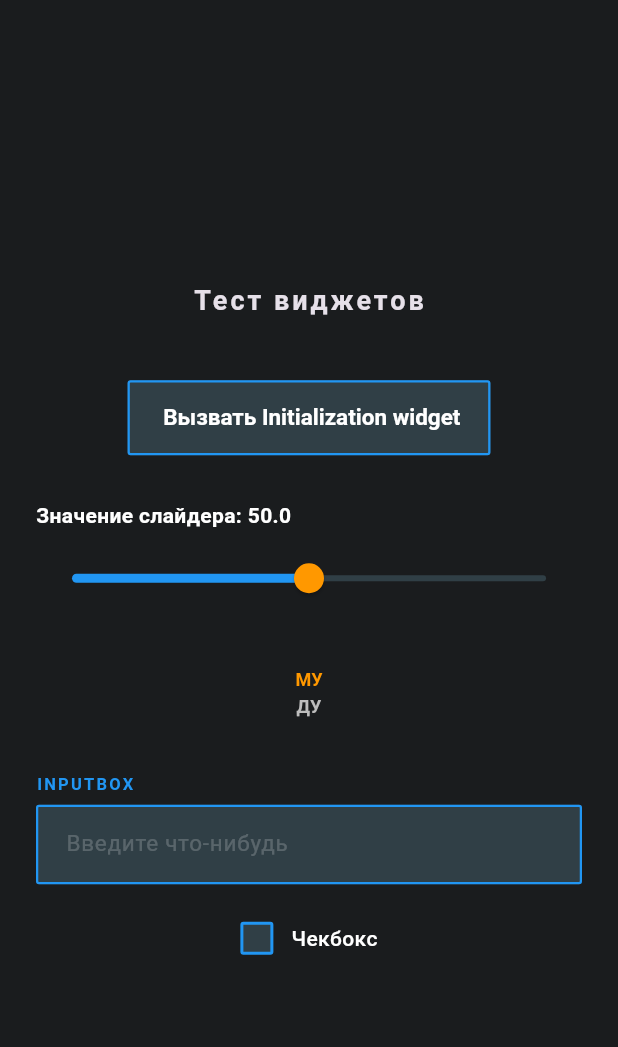
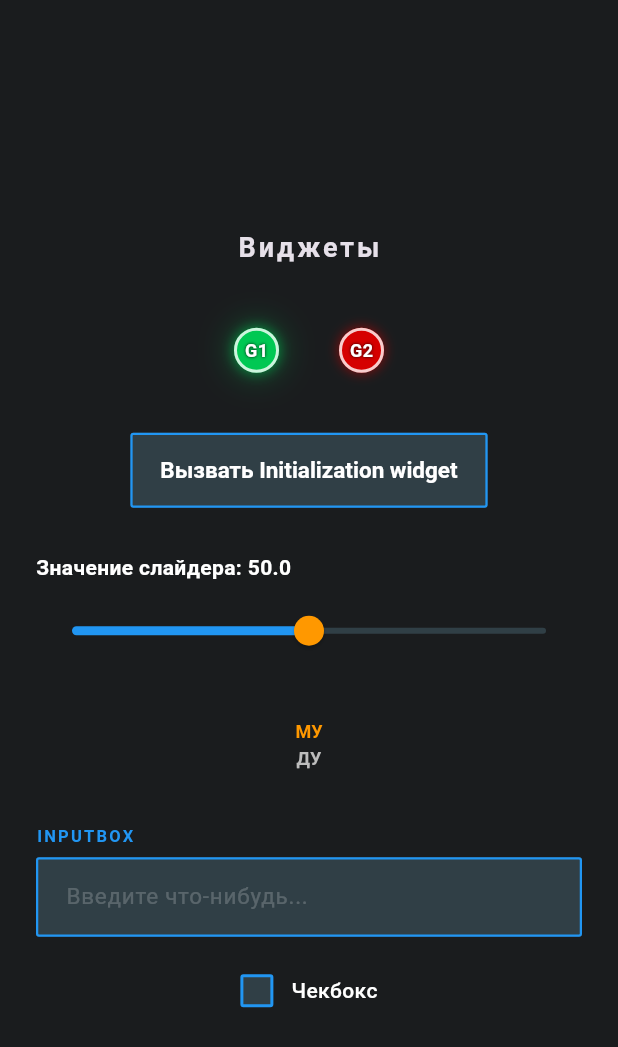
Before and after one commit to Gendalf4ever/widgets, a Flutter app: the screen it shows after launch, on a phone screen of 412 x 824 dp. Shown: the top 1047 px of the screen. Run offline on Flutter 3.47's test engine with Material 3 defaults, Android fonts, the phone set to English and light mode, and no system bars.

Commit message:
lamp class and some minor changes in putton (new tooltip color)

```diff
--- a/lib/main.dart
+++ b/lib/main.dart
@@ -1,3 +1,5 @@
+// ignore_for_file: avoid_print
+
 import 'package:flutter/material.dart';
 import 'package:widgets/ses_ui/ses_ui.dart';
 
@@ -29,6 +31,8 @@ class _ControlPanelState extends State<ControlPanel> {
   double _val = 50.0;
   bool _isBusy = false;
   bool _autoReset = false;
+  bool _g1Enabled = true;
+  bool _g2Enabled = false;
 
   @override
   Widget build(BuildContext context) {
@@ -42,59 +46,65 @@ class _ControlPanelState extends State<ControlPanel> {
                 mainAxisAlignment: MainAxisAlignment.center,
                 children: [
                   const Text(
-                    "Тест виджетов",
+                    "Виджеты",
                     style: TextStyle(fontSize: 18, fontWeight: FontWeight.bold, letterSpacing: 2),
                   ),
                   const SizedBox(height: 40),
 
+                  // лампочки
+                  Row(
+                    mainAxisAlignment: MainAxisAlignment.center,
+                    children: [
+                      EnergizedLamp(
+                        isEnergized: _g1Enabled,
+                        label: "G1",
+                        showLabel: true,
+                        tooltip: "Генератор №1: ${_g1Enabled ? 'ПОД НАПРЯЖЕНИЕМ' : 'ОБЕСТОЧЕН'}",
+                        onTap: () => setState(() => _g1Enabled = !_g1Enabled),
+                      ),
+                      const SizedBox(width: 40),
+                      EnergizedLamp(
+                        isEnergized: _g2Enabled,
+                        label: "G2",
+                        showLabel: true,
+                        tooltip: "Генератор №2: ${_g2Enabled ? 'ПОД НАПРЯЖЕНИЕМ' : 'ОБЕСТОЧЕН'}",
+                        onTap: () => setState(() => _g2Enabled = !_g2Enabled),
+                      ),
+                    ],
+                  ),
+                  const SizedBox(height: 40),
                   // Кнопка вызова оверлея
                   SESButton(
-                    text: " Вызвать Initialization widget",
+                    text: "Вызвать Initialization widget",
                     onPressed: () => setState(() => _isBusy = true),
+                    sesHint: "можно добавить описание что делает конкретная кнопка",
                   ),
-
                   const SizedBox(height: 30),
-
                   // Слайдер
                   SESSlider(
                     label: "Значение слайдера",
                     value: _val,
                     onChanged: (v) => setState(() => _val = v),
                   ),
-
                   const SizedBox(height: 30),
-
-                  // Переключатель режима
-                  const Row(
-                    mainAxisAlignment: MainAxisAlignment.center,
-                    children: [
-                      SESToggleSwitch(),
-                    ],
-                  ),
-
+                  SESToggleSwitch(),
                   const SizedBox(height: 30),
-
-                  // Инпут (ввод кода)
+                  // Инпут
                   SESInputBox(
                     label: "InputBox",
-                    hint: "Введите что-нибудь",
-                    onChanged: (text) => print("ввод: $text"),
+                    hint: "Введите что-нибудь...",
                   ),
-
                   const SizedBox(height: 25),
-
                   // Чекбокс
                   SESCheckbox(
                     label: "Чекбокс",
                     value: _autoReset,
                     onChanged: (val) => setState(() => _autoReset = val),
                   ),
-                ], // Закрываем список children тут
+                ],
               ),
             ),
           ),
-
-          // Оверлей (всегда в конце стека, чтобы быть поверх всех)
           InitializationOverlay(
             isVisible: _isBusy,
             customMessage: "здесь при вызове через custom message можно переписывать стартовый текст и использовать виджет не только при инициализации",
@@ -102,10 +112,10 @@ class _ControlPanelState extends State<ControlPanel> {
         ],
       ),
 
-      // Кнопка для выхода из режима "Busy" (для теста)
+      // Кнопка для выхода из режима "Busy"
       floatingActionButton: _isBusy
         ? FloatingActionButton(
-            backgroundColor: Colors.orange,
+            backgroundColor: Colors.grey,
             onPressed: () => setState(() => _isBusy = false),
             child: const Icon(Icons.close, color: Colors.black),
           )
--- a/lib/ses_ui/ses_ui.dart
+++ b/lib/ses_ui/ses_ui.dart
@@ -6,3 +6,4 @@ export 'src/toggle_switch.dart';
 export 'src/initialization_widget.dart';
 export 'src/input_box.dart';
 export 'src/checkbox.dart';
+export 'src/energized_lamp.dart';
--- a/lib/ses_ui/src/button.dart
+++ b/lib/ses_ui/src/button.dart
@@ -62,6 +62,9 @@ import 'package:flutter/material.dart';
     if (sesHint.isEmpty) return button;
     return Tooltip(
       message: sesHint,
+      textStyle: const TextStyle(
+        color: Colors.white
+      ),
       waitDuration: const Duration(milliseconds: 500),
       decoration: BoxDecoration(
         color: const Color(0xE6303F46),
--- a/lib/ses_ui/src/energized_lamp.dart
+++ b/lib/ses_ui/src/energized_lamp.dart
@@ -1,2 +1,96 @@
 import 'package:flutter/material.dart';
-class EnergizedLamp extends StatelessWidget{}
+
+class EnergizedLamp extends StatelessWidget {
+  final bool isEnergized;
+  final double size;
+  final bool showLabel;
+  final String? label;
+  final String? tooltip;
+  final VoidCallback? onTap;
+  final double borderWidth;
+  final Color borderColor;
+  final double fontSize;
+
+  const EnergizedLamp({
+    super.key,
+    required this.isEnergized,
+    this.size = 30,
+    this.showLabel = false,
+    this.label,
+    this.tooltip,
+    this.onTap,
+    this.borderWidth = 2,
+    this.borderColor = Colors.white,
+    this.fontSize = 12,
+  });
+
+  @override
+  Widget build(BuildContext context) {
+    final Color lampColor = isEnergized ? Colors.greenAccent[700]! : Colors.redAccent[700]!;
+
+    Widget lamp = Container(
+      width: size,
+      height: size,
+      decoration: BoxDecoration(
+        color: lampColor,
+        shape: BoxShape.circle,
+        border: Border.all(
+          color: borderColor.withValues(alpha: 0.8),
+          width: borderWidth,
+        ),
+        boxShadow: [
+          // Внутреннее свечение
+          BoxShadow(
+            color: lampColor.withValues(alpha: 0.5),
+            blurRadius: size * 0.2,
+            spreadRadius: 1,
+          ),
+          //если лампа горит
+          if (isEnergized)
+            BoxShadow(
+              color: lampColor.withValues(alpha: 0.3),
+              blurRadius: size * 0.6,
+              spreadRadius: size * 0.1,
+            ),
+        ],
+      ),
+      child: showLabel && label != null
+          ? Center(
+              child: Text(
+                label!,
+                style: TextStyle(
+                  color: Colors.white,
+                  fontSize: fontSize,
+                  fontWeight: FontWeight.bold,
+                  shadows: const [Shadow(blurRadius: 2, color: Colors.black)],
+                ),
+              ),
+            )
+          : null,
+    );
+
+    if (onTap != null) {
+      lamp = GestureDetector(
+        onTap: onTap,
+        behavior: HitTestBehavior.opaque,
+        child: lamp,
+      );
+    }
+    if (tooltip != null && tooltip!.isNotEmpty) {
+      return Tooltip(
+        message: tooltip,
+        textStyle: const TextStyle(
+        color: Colors.white
+        ),
+        waitDuration: const Duration(milliseconds: 500),
+        decoration: BoxDecoration(
+          color: const Color(0xFF303F46),
+          borderRadius: BorderRadius.circular(4),
+          border: Border.all(color: Colors.blue, width: 1),
+        ),
+        child: lamp,
+      );
+    }
+    return lamp;
+  }
+}
```
